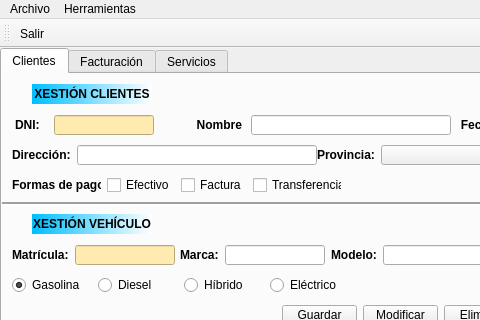
Before: the Qt Designer form ventMain.ui in IsmaPT2002/pereztierra, drawn with Qt 5; both pictures show x 0 to 480 and y 0 to 320 of the 800 by 630 pixel window.
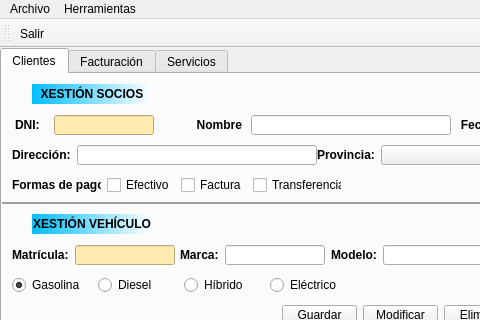
After: the same form once the commit is applied. Icons and pictures are not drawn.

Patch:
```diff
--- a/ventMain.ui
+++ b/ventMain.ui
@@ -467,7 +467,7 @@
        <string notr="true">background-color: qlineargradient(spread:pad, x1:0, y1:0, x2:1, y2:0, stop:0 rgba(0, 190, 255, 255), stop:1 rgba(255, 255, 255, 255));</string>
       </property>
       <property name="text">
-       <string>XESTIÓN CLIENTES</string>
+       <string>XESTIÓN SOCIOS</string>
       </property>
       <property name="alignment">
        <set>Qt::AlignCenter</set>
```
